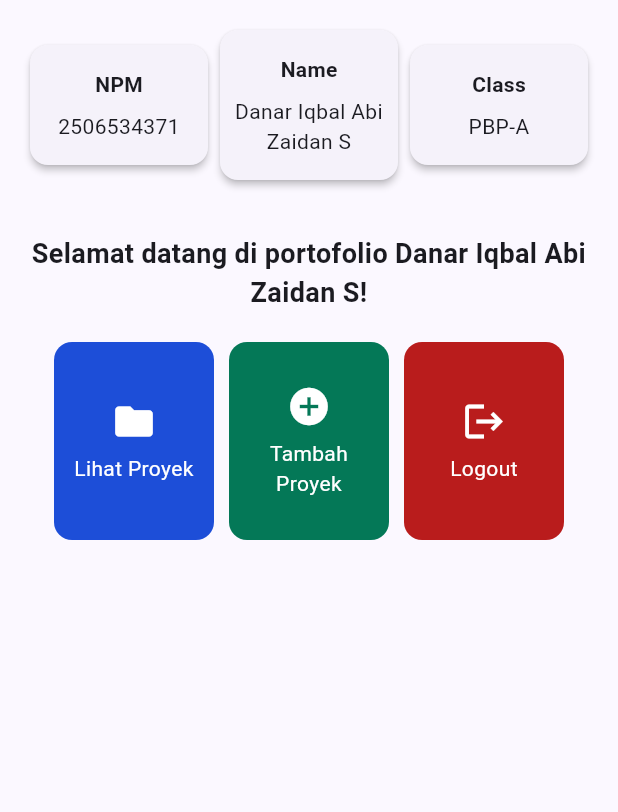
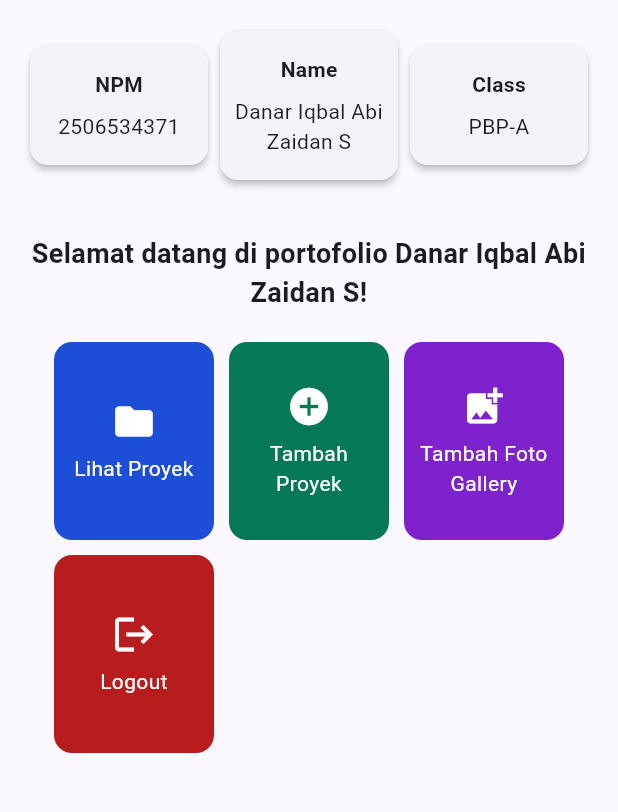
Before and after one commit to danariqbalabi/myportofolio_mobile, a Flutter app: the screen it shows after launch, on a phone screen of 412 x 824 dp, the part 84-896 px from its top. Run offline on Flutter 3.47's test engine with Material 3 defaults, Android fonts, the phone set to English and light mode, and no system bars; our stand-ins replace material_ui.

Commit message:
feat: sambungin form gallery dari home sama drawer

```diff
--- a/lib/screens/menu.dart
+++ b/lib/screens/menu.dart
@@ -12,6 +12,11 @@ class MyHomePage extends StatelessWidget {
   final List<ItemHomepage> items = const [
     ItemHomepage('Lihat Proyek', Icons.folder, Color(0xFF1D4ED8)),
     ItemHomepage('Tambah Proyek', Icons.add_circle, Color(0xFF047857)),
+    ItemHomepage(
+      'Tambah Foto Gallery',
+      Icons.add_photo_alternate,
+      Color(0xFF7E22CE),
+    ),
     ItemHomepage('Logout', Icons.logout, Color(0xFFB91C1C)),
   ];
 
@@ -61,7 +66,7 @@ class MyHomePage extends StatelessWidget {
                 padding: const EdgeInsets.all(20),
                 crossAxisSpacing: 10,
                 mainAxisSpacing: 10,
-                crossAxisCount: 3,
+                crossAxisCount: MediaQuery.sizeOf(context).width < 400 ? 2 : 3,
                 mainAxisExtent: 132,
                 shrinkWrap: true,
                 children: items.map((item) => ItemCard(item)).toList(),
--- a/lib/widgets/project_card.dart
+++ b/lib/widgets/project_card.dart
@@ -1,6 +1,7 @@
 import 'package:material_ui/material_ui.dart';
 import 'package:myportofolio_mobile/screens/menu.dart';
 import 'package:myportofolio_mobile/screens/project_form.dart';
+import 'package:myportofolio_mobile/screens/gallery_form.dart';
 
 class ItemCard extends StatelessWidget {
   final ItemHomepage item;
@@ -29,6 +30,12 @@ class ItemCard extends StatelessWidget {
               MaterialPageRoute(builder: (context) => const ProjectFormPage()),
             );
           }
+          if (item.name == 'Tambah Foto Gallery') {
+            Navigator.push(
+              context,
+              MaterialPageRoute(builder: (context) => const GalleryFormPage()),
+            );
+          }
         },
         child: Padding(
           padding: const EdgeInsets.all(8),
```
Also changed, not shown: lib/widgets/left_drawer.dart (+14 -0 lines), 2 other files.
